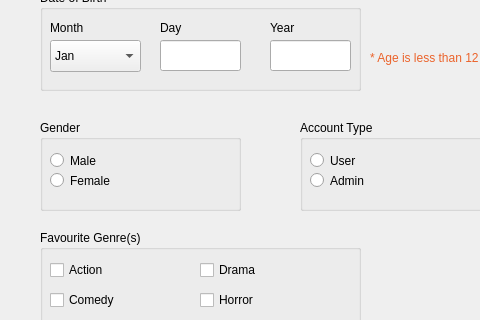
Old version of the form registerwindow.ui in the repository omar-rabeh-18/CinemaProject; both pictures show x 0 to 480 and y 160 to 480 of the 789 by 574 pixel window.
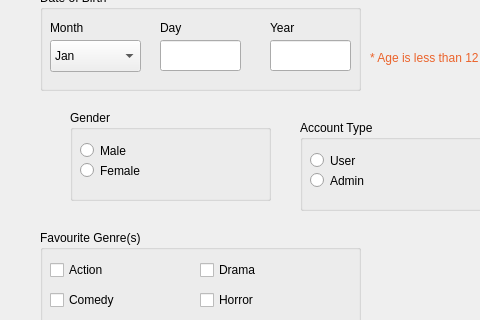
New version of the form.

Commit message: register window edits

What changed in the file:
```diff
--- a/registerwindow.ui
+++ b/registerwindow.ui
@@ -272,8 +272,8 @@
   <widget class="QGroupBox" name="groupBoxGender">
    <property name="geometry">
     <rect>
-     <x>40</x>
-     <y>280</y>
+     <x>70</x>
+     <y>270</y>
      <width>201</width>
      <height>91</height>
     </rect>
```
The commit also changes 2 other files.
